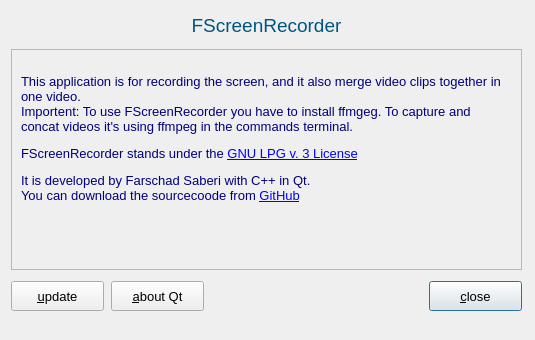
Above: dialoginfo.ui from fasa1964/screenrecorder before the change. Below: the same form after it.
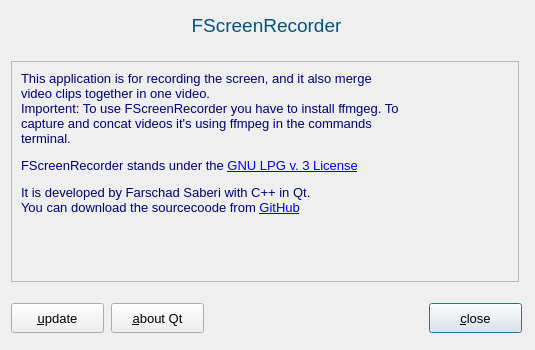
That is the form after the change. Icons and pictures are not drawn.

Patch:
```diff
--- a/dialoginfo.ui
+++ b/dialoginfo.ui
@@ -7,19 +7,19 @@
     <x>0</x>
     <y>0</y>
     <width>535</width>
-    <height>340</height>
+    <height>350</height>
    </rect>
   </property>
   <property name="minimumSize">
    <size>
     <width>535</width>
-    <height>340</height>
+    <height>350</height>
    </size>
   </property>
   <property name="maximumSize">
    <size>
     <width>535</width>
-    <height>340</height>
+    <height>350</height>
    </size>
   </property>
   <property name="font">
@@ -34,7 +34,7 @@
    <property name="geometry">
     <rect>
      <x>429</x>
-     <y>281</y>
+     <y>303</y>
      <width>93</width>
      <height>30</height>
     </rect>
@@ -47,7 +47,7 @@
    <property name="geometry">
     <rect>
      <x>11</x>
-     <y>281</y>
+     <y>303</y>
      <width>93</width>
      <height>30</height>
     </rect>
@@ -60,7 +60,7 @@
    <property name="geometry">
     <rect>
      <x>111</x>
-     <y>281</y>
+     <y>303</y>
      <width>93</width>
      <height>30</height>
     </rect>
@@ -131,8 +131,8 @@
    <property name="geometry">
     <rect>
      <x>11</x>
-     <y>49</y>
-     <width>511</width>
+     <y>61</y>
+     <width>508</width>
      <height>221</height>
     </rect>
    </property>
@@ -154,7 +154,7 @@
    <property name="frameShadow">
     <enum>QFrame::Plain</enum>
    </property>
-   <layout class="QGridLayout" name="gridLayout">
+   <layout class="QFormLayout" name="formLayout">
     <item row="0" column="0">
      <widget class="QLabel" name="label_2">
       <property name="text">
@@ -171,6 +171,25 @@
     </item>
    </layout>
   </widget>
+  <widget class="QLabel" name="label_3">
+   <property name="geometry">
+    <rect>
+     <x>112</x>
+     <y>6</y>
+     <width>50</width>
+     <height>50</height>
+    </rect>
+   </property>
+   <property name="text">
+    <string/>
+   </property>
+   <property name="pixmap">
+    <pixmap resource="images.qrc">:/FScreenRecorder.svg</pixmap>
+   </property>
+   <property name="scaledContents">
+    <bool>true</bool>
+   </property>
+  </widget>
  </widget>
  <resources/>
  <connections/>
```
Left out of the diff: 4 changed lines with no effect on the pictures.
